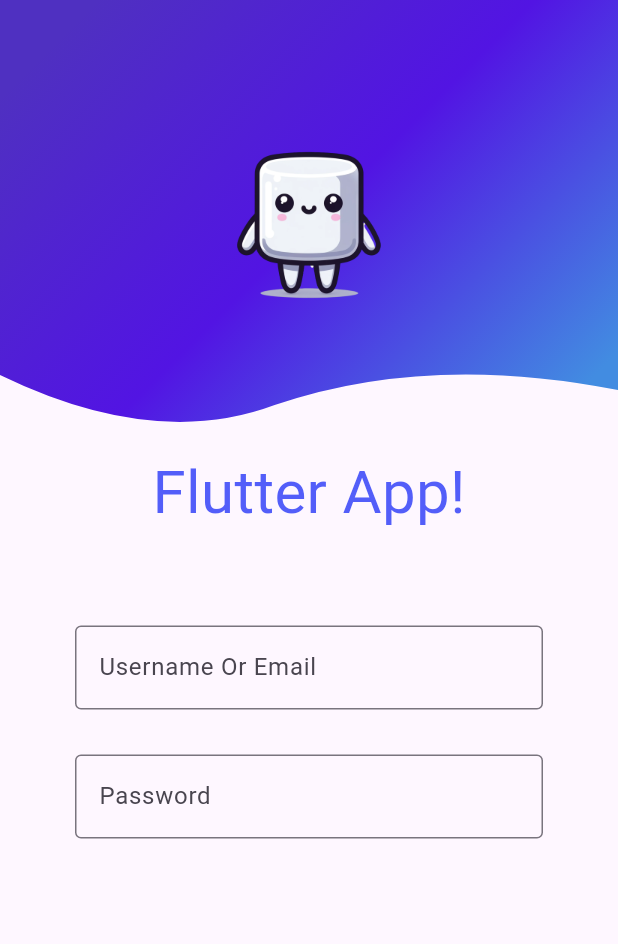
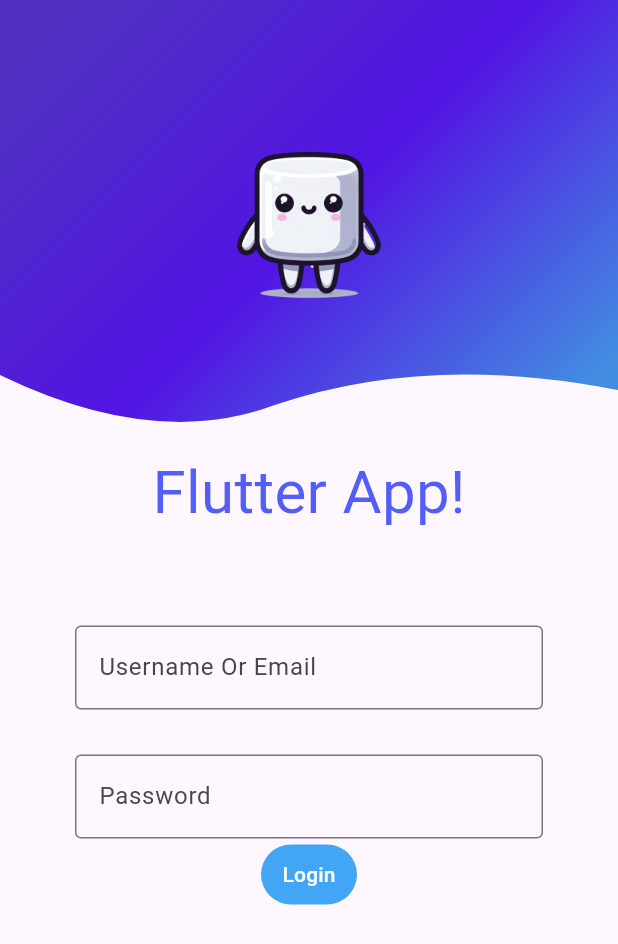
Before and after one commit to ademist/FlutterMockup, a Flutter app: the screen it shows after launch, on a phone screen of 412 x 824 dp. Shown: the top 944 px of the screen. Run offline on Flutter 3.47's test engine with Material 3 defaults, Android fonts, the phone set to English and light mode, and no system bars.

Commit message:
Fix the login layout screeen

```diff
--- a/lib/main.dart
+++ b/lib/main.dart
@@ -1,10 +1,22 @@
+import 'dart:ui';
+
 import 'package:flutter/material.dart';
-class CurvedBackground extends StatelessWidget {
+import 'package:flutter/rendering.dart';
+import 'package:flutter/widgets.dart';
 
-  const CurvedBackground({super.key});
+class CurvedBackground extends StatefulWidget {
+  const CurvedBackground({Key? key}) : super(key: key);
 
-  void login () {
+  @override
+  State<CurvedBackground> createState() => _CurvedBackgroundState();
+}
 
+class _CurvedBackgroundState extends State<CurvedBackground> {
+  void _handleButtonPress() {
+    print('Login button pressed!');
+    // setState(() {
+    //   // Update your state here
+    // });
   }
 
   @override
@@ -15,20 +27,35 @@ class CurvedBackground extends StatelessWidget {
           ClipPath(
             clipper: BottomWaveClipper(),
             child: Container(
-              // color: const Color.fromARGB(255, 83, 94, 249),
-              decoration: const BoxDecoration(gradient: LinearGradient(transform: GradientRotation(3.1415926535897932/4), colors: [Color.fromARGB(255, 79, 48, 193),Color.fromARGB(255, 82, 20, 227), Color.fromARGB(255, 66, 140, 225)])),
+              decoration: const BoxDecoration(
+                gradient: LinearGradient(
+                  transform: GradientRotation(3.1415926535897932 / 4),
+                  colors: [
+                    Color.fromARGB(255, 79, 48, 193),
+                    Color.fromARGB(255, 82, 20, 227),
+                    Color.fromARGB(255, 66, 140, 225)
+                  ],
+                ),
+              ),
               height: 300,
               child: const Center(
-                child: Center(child: Image(image: AssetImage('lib/images/logo.png'), width: 100, height: 100,),),
+                child: Image(
+                  image: AssetImage('lib/images/logo.png'),
+                  width: 100,
+                  height: 100,
                 ),
               ),
             ),
-        const Expanded(
+          ),
+          Expanded(
             child: Column(
               children: [
-              Text('Flutter App!', style: TextStyle(fontSize: 40, color: Color.fromARGB(255, 83, 94, 249)),),
-              Padding(padding: EdgeInsets.only(top: 30)),
-              Padding(
+                const Text(
+                  'Flutter App!',
+                  style: TextStyle(fontSize: 40, color: Color.fromARGB(255, 83, 94, 249)),
+                ),
+                const Padding(padding: EdgeInsets.only(top: 30)),
+                const Padding(
                   padding: EdgeInsets.only(top: 30, left: 50, right: 50),
                   child: TextField(
                     decoration: InputDecoration(
@@ -37,7 +64,7 @@ class CurvedBackground extends StatelessWidget {
                     ),
                   ),
                 ),
-              Padding(
+                const Padding(
                   padding: EdgeInsets.only(top: 30, left: 50, right: 50),
                   child: TextField(
                     obscureText: true,
@@ -47,10 +74,23 @@ class CurvedBackground extends StatelessWidget {
                     ),
                   ),
                 ),
+                Center(
+                  child: TextButton(
+                    onPressed: _handleButtonPress,
+                    style: TextButton.styleFrom(
+                      backgroundColor: Colors.blue[400]
+                    ),
+                    child: const Text(
+                      'Login',
+                      style: TextStyle(color: Colors.white),
+                    ),
+                  ),
+                ),
               ],
-          )
-        )
-      ],),
+            ),
+          ),
+        ],
+      ),
     );
   }
 }
@@ -58,21 +98,28 @@ class CurvedBackground extends StatelessWidget {
 class BottomWaveClipper extends CustomClipper<Path> {
   @override
   Path getClip(Size size) {
-    var path = new Path();
-    path.lineTo(0, size.height - 50); // Start from the top left corner
+    var path = Path();
+    path.lineTo(0, size.height - 50);
 
     var firstControlPoint = Offset(size.width / 4, size.height);
     var firstEndPoint = Offset(size.width / 2.25, size.height - 30);
-    path.quadraticBezierTo(firstControlPoint.dx, firstControlPoint.dy,
-        firstEndPoint.dx, firstEndPoint.dy);
+    path.quadraticBezierTo(
+      firstControlPoint.dx,
+      firstControlPoint.dy,
+      firstEndPoint.dx,
+      firstEndPoint.dy,
+    );
 
-    var secondControlPoint =
-        Offset(size.width - (size.width / 3.25), size.height - 65);
+    var secondControlPoint = Offset(size.width - (size.width / 3.25), size.height - 65);
     var secondEndPoint = Offset(size.width, size.height - 40);
-    path.quadraticBezierTo(secondControlPoint.dx, secondControlPoint.dy,
-        secondEndPoint.dx, secondEndPoint.dy);
+    path.quadraticBezierTo(
+      secondControlPoint.dx,
+      secondControlPoint.dy,
+      secondEndPoint.dx,
+      secondEndPoint.dy,
+    );
 
-    path.lineTo(size.width, 0); // to the top right corner
+    path.lineTo(size.width, 0);
     path.close();
     return path;
   }
```
Lines whose indentation alone changed are shown as unchanged.
